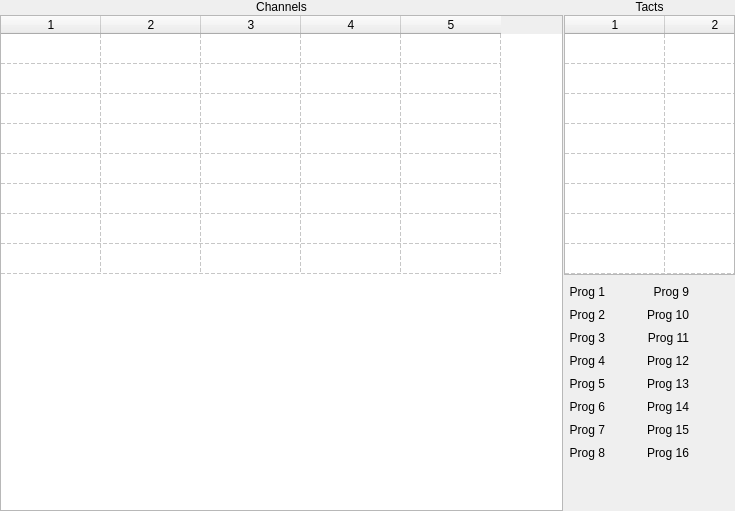
Before: the Qt Designer form ui/channelsview.ui in dmitry64/av20, drawn with Qt 5.
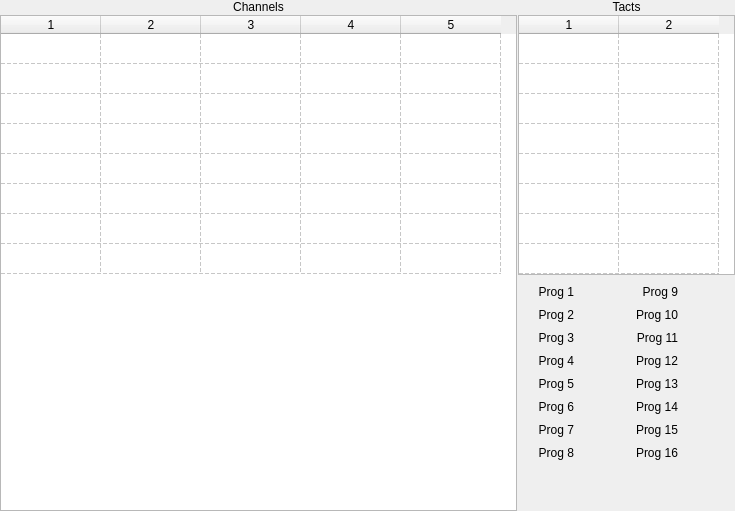
After: the same form once the commit is applied. Icons and pictures are not drawn.

Diff of the .ui file:
```diff
--- a/ui/channelsview.ui
+++ b/ui/channelsview.ui
@@ -13,7 +13,7 @@
   <property name="windowTitle">
    <string>Form</string>
   </property>
-  <layout class="QHBoxLayout" name="horizontalLayout" stretch="19,5">
+  <layout class="QHBoxLayout" name="horizontalLayout" stretch="19,8">
    <property name="spacing">
     <number>1</number>
    </property>
```
